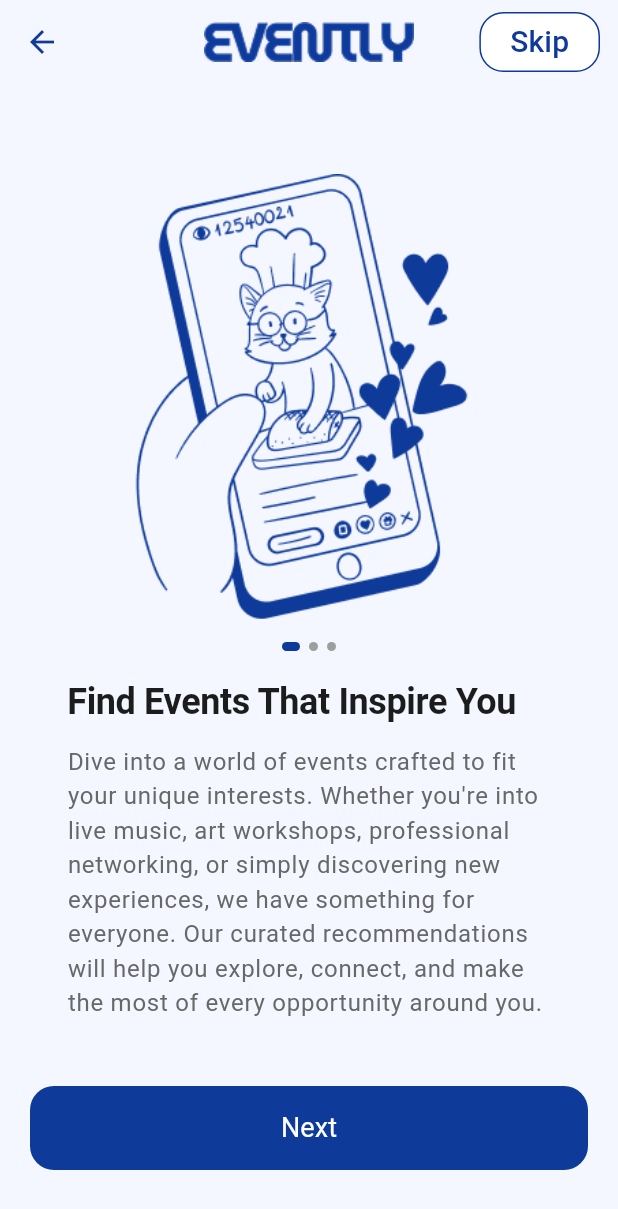
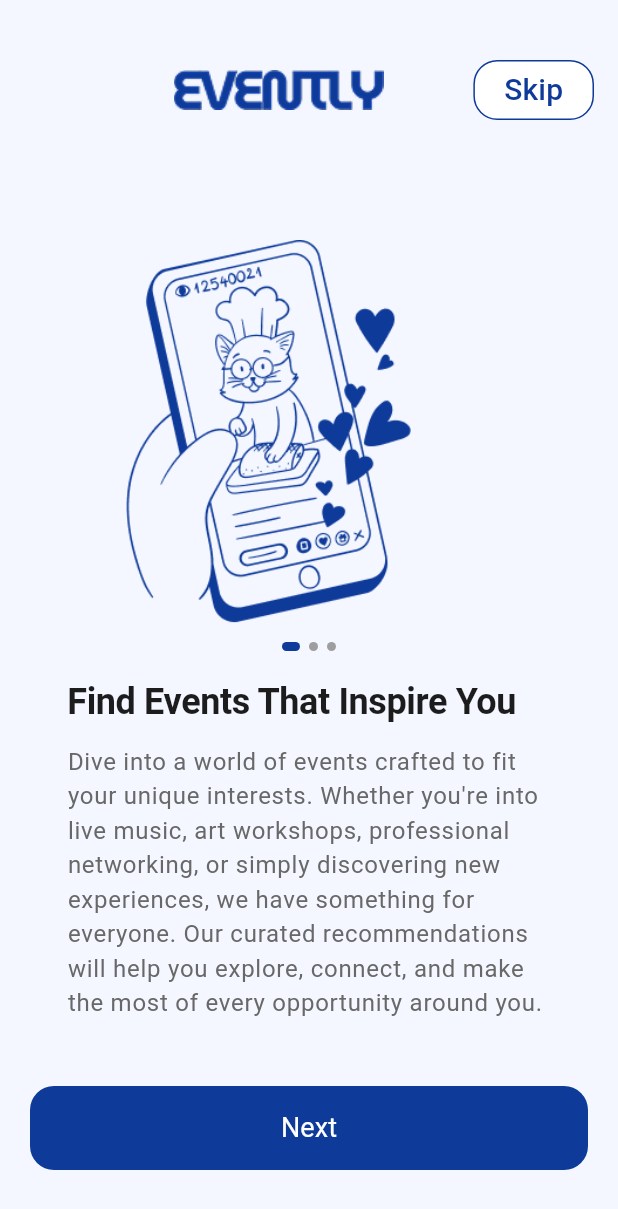
Before and after one commit to fatmahossameldin95/evently20, a Flutter app: the OnboardingPage screen opened by its route, on a phone screen of 412 x 824 dp. Shown: the top 1209 px of the screen. Run offline on Flutter 3.47's test engine with Material 3 defaults, Android fonts, the phone set to English and light mode, and no system bars; our stand-ins replace cloud_firestore, firebase_auth, firebase_core; missing offline and left inert: svg_flutter; accounts and stored records are empty.

Commit message:
onbording done

```diff
--- a/lib/presentation/onboarding/onboarding_page.dart
+++ b/lib/presentation/onboarding/onboarding_page.dart
@@ -1,10 +1,10 @@
 import 'package:evently/app_provider/app_provider.dart';
 import 'package:evently/common/app_text_styles.dart';
 import 'package:evently/common/enums/onboarding_enum.dart';
-import 'package:evently/common/theme/app_colors.dart';
 import 'package:evently/common/widgets/custom_main_button.dart';
 import 'package:evently/gen/assets.gen.dart';
 import 'package:evently/presentation/auth/login/login_screen.dart';
+import 'package:evently/presentation/home/widgets/home_header.dart';
 import 'package:flutter/material.dart';
 import 'package:provider/provider.dart';
 
@@ -28,10 +28,16 @@ class _OnboardingPageState extends State<OnboardingPage> {
     ThemeData theme = Theme.of(context);
 
     return Scaffold(
-      appBar: AppBar(
-        backgroundColor: Theme.of(context).scaffoldBackgroundColor,
-        elevation: 0,
-        leading: currentPage > 0
+      appBar: PreferredSize( preferredSize: const Size.fromHeight(120),
+        child: Container(
+          color: Theme.of(context).scaffoldBackgroundColor,
+          child: Padding(
+            padding: const EdgeInsets.symmetric(horizontal: 16),
+            child:
+             Row(
+              mainAxisAlignment: MainAxisAlignment.spaceBetween,
+              children: [
+                currentPage > 0
                     ? IconButton(
                         onPressed: () {
                           pgController.previousPage(
@@ -44,19 +50,16 @@ class _OnboardingPageState extends State<OnboardingPage> {
                           color: Theme.of(context).cardColor,
                         ),
                       )
-            : null,
-            title:  Image.asset(
+                    : const SizedBox(width: 40,),
+                Image.asset(
                     context.watch<AppProvider>().themeMode == ThemeMode.light
                         ? Assets.images.logo.path
                         : Assets.images.eventlyDark.path,
                     width: 140,
-                height: 140,
+                    height: 200,
                   ),
-              centerTitle: true,
-              actions: [
-           Padding(
-      padding: const EdgeInsets.only(right: 12),
-      child: OutlinedButton(
+
+                OutlinedButton(
                   onPressed: () {
                     Navigator.of(context)
                         .pushReplacementNamed(LoginScreen.routeName);
@@ -77,24 +80,16 @@ class _OnboardingPageState extends State<OnboardingPage> {
                     ),
                   ),
                 ),
+              ],
             ),
-          ]
+          ),
+        ),
       ),
         body: Padding(
         padding: const EdgeInsets.all(20.0),
         child: Column(
           crossAxisAlignment: CrossAxisAlignment.start,
           children: [
-            // Center(
-            //   child: Image.asset(
-            //     context.watch<AppProvider>().themeMode == ThemeMode.light
-            //         ? Assets.images.logo.path
-            //         : Assets.images.eventlyDark.path,
-            //     width: 140,
-            //     height: 100,
-            //   ),
-            // ),
-            SizedBox(height: 20),
             Expanded(
               child: PageView.builder(
                 controller: pgController,
```
Lines whose indentation alone changed are shown as unchanged.
